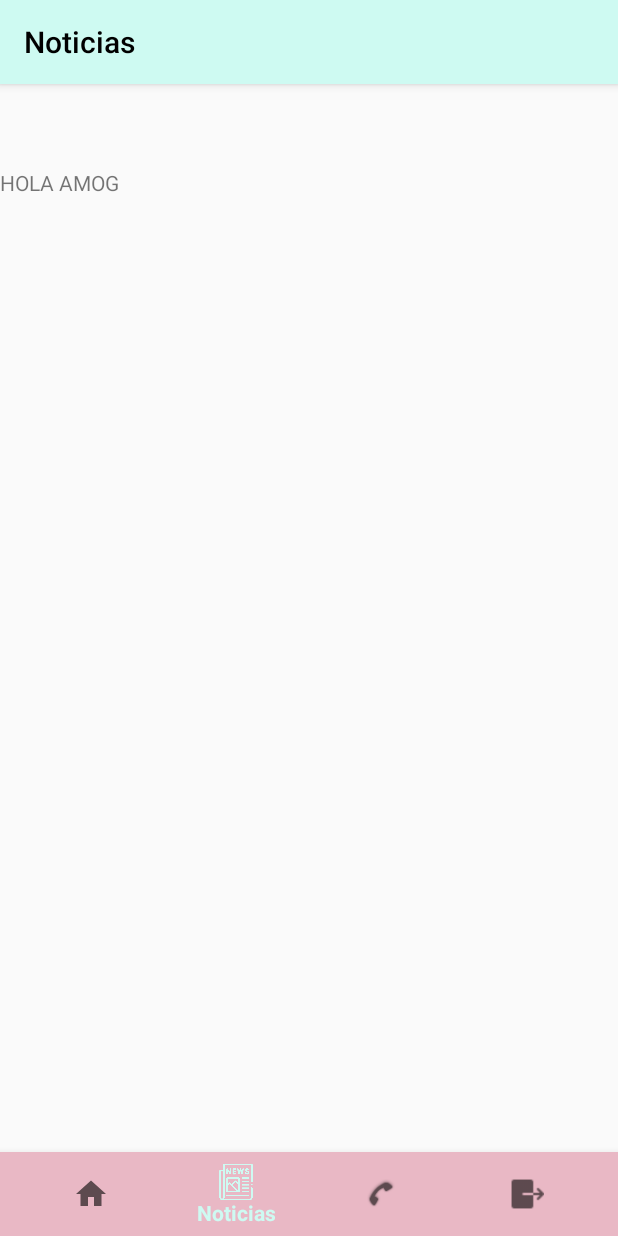
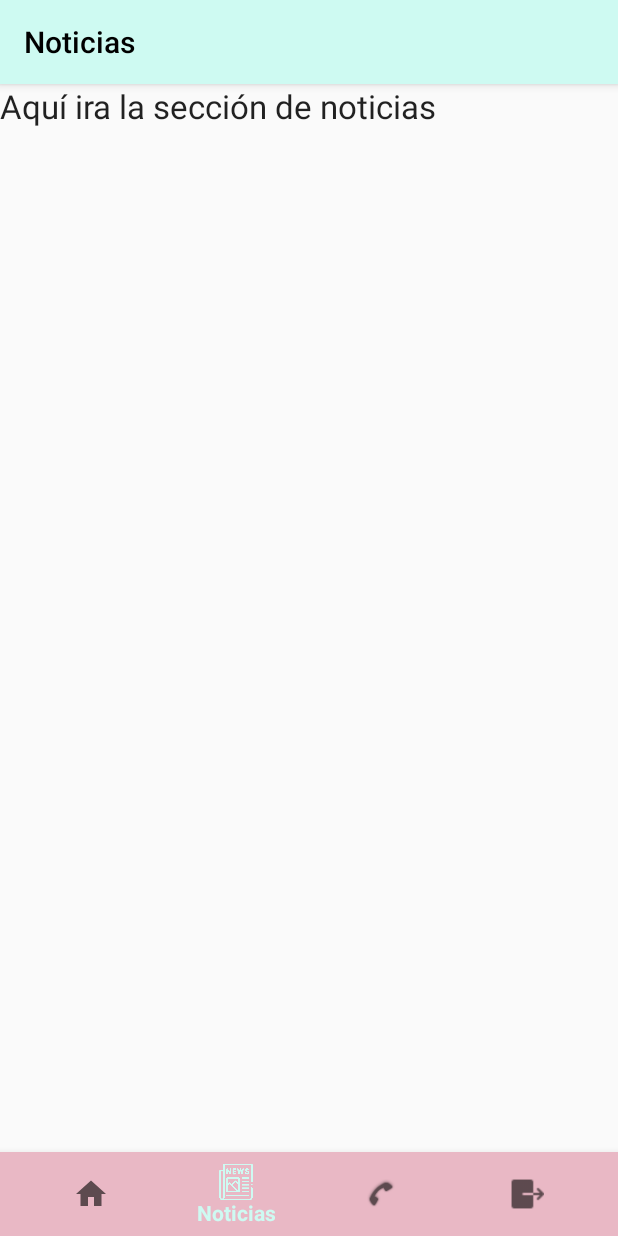
Before and after one commit to SergioGonzalez24/Proteccion-Civil-Atizapan-Desarrollo-Movil, an Android app: the newsFragment screen opened through its navigation route, on a phone screen of 412 x 824 dp. Run offline under Robolectric (Android 15) with nearby library versions, the phone set to English and light mode, and no system bars; our stand-ins replace navigation-ui.

Commit message:
Padding arreglado

```diff
--- a/app/src/main/res/layout/activity_bottom_menu.xml
+++ b/app/src/main/res/layout/activity_bottom_menu.xml
@@ -3,33 +3,33 @@
     xmlns:app="http://schemas.android.com/apk/res-auto"
     android:id="@+id/container"
     android:layout_width="match_parent"
-    android:layout_height="match_parent"
-    android:paddingTop="?attr/actionBarSize">
+    android:layout_height="match_parent">
 
 
     <com.google.android.material.bottomnavigation.BottomNavigationView
         android:id="@+id/nav_view"
         android:layout_width="0dp"
         android:layout_height="wrap_content"
-        app:titleTextColor="@color/Negro"
         android:background="@color/Rosaclaro"
         app:layout_constraintBottom_toBottomOf="parent"
         app:layout_constraintLeft_toLeftOf="parent"
         app:layout_constraintRight_toRightOf="parent"
-        app:menu="@menu/bottom_nav_menu" />
+        app:menu="@menu/bottom_nav_menu"
+        app:titleTextColor="@color/Negro" />
 
     <fragment
         android:id="@+id/nav_host_fragment_activity_bottom_menu"
         android:name="androidx.navigation.fragment.NavHostFragment"
         android:layout_width="match_parent"
         android:layout_height="0dp"
-        app:titleTextColor="@color/Negro"
+        android:clipToPadding="false"
         app:defaultNavHost="true"
         app:layout_constraintBottom_toTopOf="@id/nav_view"
         app:layout_constraintLeft_toLeftOf="parent"
         app:layout_constraintRight_toRightOf="parent"
         app:layout_constraintStart_toStartOf="parent"
         app:layout_constraintTop_toTopOf="parent"
-        app:navGraph="@navigation/mobile_navigation" />
+        app:navGraph="@navigation/mobile_navigation"
+        app:titleTextColor="@color/Negro" />
 
 </androidx.constraintlayout.widget.ConstraintLayout>
--- a/app/src/main/res/layout/fragment_news.xml
+++ b/app/src/main/res/layout/fragment_news.xml
@@ -15,7 +15,8 @@
             android:id="@+id/hola"
             android:layout_width="match_parent"
             android:layout_height="match_parent"
-            android:text="HOLA AMOG" />
+            android:text="Aquí ira la sección de noticias"
+            android:textAppearance="@style/TextAppearance.AppCompat.Large" />
     </LinearLayout>
 
 </FrameLayout>
```
